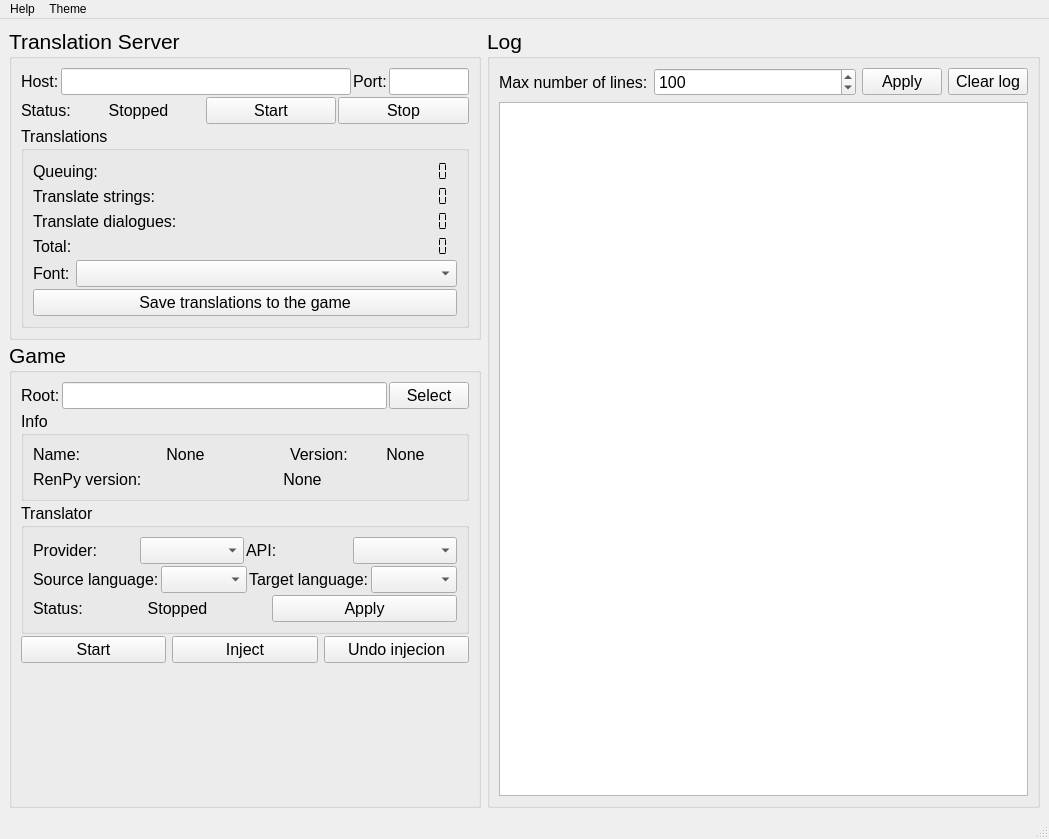
This is qt5/main.ui in abse4411/projz_renpy_translation as Qt 5 draws it before an edit. The edited form follows.
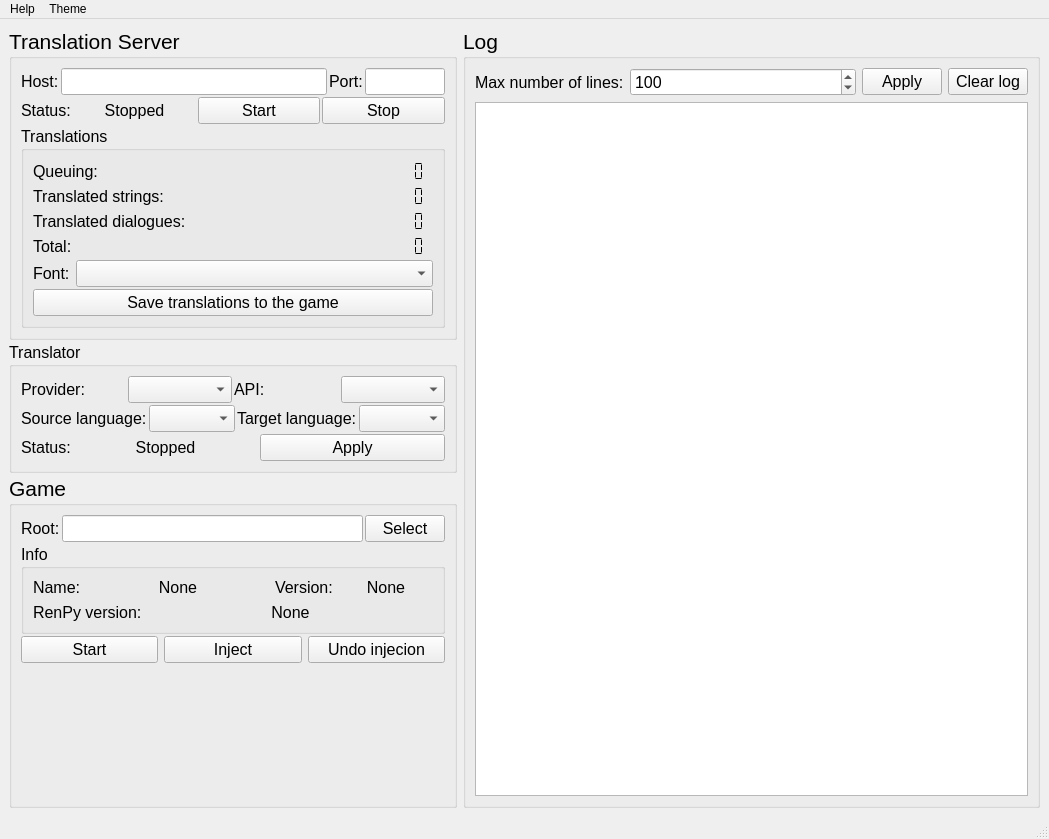
This is the edited form. Icons and pictures are not drawn.

Commit message: 翻译功能改进

Patch:
```diff
--- a/qt5/main.ui
+++ b/qt5/main.ui
@@ -261,7 +261,7 @@
                     <item>
                      <widget class="QLabel" name="label_11">
                       <property name="text">
-                       <string>Translate strings:</string>
+                       <string>Translated strings:</string>
                       </property>
                      </widget>
                     </item>
@@ -310,7 +310,7 @@
                     <item>
                      <widget class="QLabel" name="label_12">
                       <property name="text">
-                       <string>Translate dialogues:</string>
+                       <string>Translated dialogues:</string>
                       </property>
                      </widget>
                     </item>
@@ -462,6 +462,160 @@
           </layout>
          </widget>
         </item>
+        <item>
+         <widget class="QGroupBox" name="groupBox">
+          <property name="font">
+           <font>
+            <pointsize>12</pointsize>
+           </font>
+          </property>
+          <property name="title">
+           <string>Translator</string>
+          </property>
+          <layout class="QGridLayout" name="gridLayout_5">
+           <item row="0" column="0">
+            <layout class="QVBoxLayout" name="verticalLayout_2">
+             <property name="spacing">
+              <number>2</number>
+             </property>
+             <property name="sizeConstraint">
+              <enum>QLayout::SetDefaultConstraint</enum>
+             </property>
+             <item>
+              <layout class="QHBoxLayout" name="horizontalLayout_3">
+               <item>
+                <widget class="QLabel" name="label_5">
+                 <property name="font">
+                  <font>
+                   <pointsize>12</pointsize>
+                  </font>
+                 </property>
+                 <property name="text">
+                  <string>Provider:</string>
+                 </property>
+                </widget>
+               </item>
+               <item>
+                <widget class="QComboBox" name="translator_combobox">
+                 <property name="font">
+                  <font>
+                   <pointsize>12</pointsize>
+                  </font>
+                 </property>
+                </widget>
+               </item>
+               <item>
+                <widget class="QLabel" name="label_17">
+                 <property name="text">
+                  <string>API:</string>
+                 </property>
+                </widget>
+               </item>
+               <item>
+                <widget class="QComboBox" name="api_combobox"/>
+               </item>
+              </layout>
+             </item>
+             <item>
+              <layout class="QHBoxLayout" name="horizontalLayout_4">
+               <item>
+                <widget class="QLabel" name="label_7">
+                 <property name="font">
+                  <font>
+                   <pointsize>12</pointsize>
+                  </font>
+                 </property>
+                 <property name="text">
+                  <string>Source language:</string>
+                 </property>
+                </widget>
+               </item>
+               <item>
+                <widget class="QComboBox" name="sourcelang_combobox">
+                 <property name="font">
+                  <font>
+                   <pointsize>12</pointsize>
+                  </font>
+                 </property>
+                </widget>
+               </item>
+               <item>
+                <widget class="QLabel" name="label_6">
+                 <property name="font">
+                  <font>
+                   <pointsize>12</pointsize>
+                  </font>
+                 </property>
+                 <property name="text">
+                  <string>Target language:</string>
+                 </property>
+                </widget>
+               </item>
+               <item>
+                <widget class="QComboBox" name="targetlang_combobox">
+                 <property name="font">
+                  <font>
+                   <pointsize>12</pointsize>
+                  </font>
+                 </property>
+                </widget>
+               </item>
+              </layout>
+             </item>
+             <item>
+              <layout class="QHBoxLayout" name="horizontalLayout_16">
+               <item>
+                <widget class="QLabel" name="label">
+                 <property name="sizePolicy">
+                  <sizepolicy hsizetype="Fixed" vsizetype="Preferred">
+                   <horstretch>0</horstretch>
+                   <verstretch>0</verstretch>
+                  </sizepolicy>
+                 </property>
+                 <property name="font">
+                  <font>
+                   <pointsize>12</pointsize>
+                  </font>
+                 </property>
+                 <property name="text">
+                  <string>Status:</string>
+                 </property>
+                </widget>
+               </item>
+               <item>
+                <widget class="QLabel" name="translatorstatus_text">
+                 <property name="font">
+                  <font>
+                   <pointsize>12</pointsize>
+                  </font>
+                 </property>
+                 <property name="text">
+                  <string>Stopped</string>
+                 </property>
+                 <property name="alignment">
+                  <set>Qt::AlignCenter</set>
+                 </property>
+                </widget>
+               </item>
+               <item>
+                <widget class="QPushButton" name="translatorapply_button">
+                 <property name="font">
+                  <font>
+                   <pointsize>12</pointsize>
+                  </font>
+                 </property>
+                 <property name="text">
+                  <string>Apply</string>
+                 </property>
+                </widget>
+               </item>
+              </layout>
+             </item>
+            </layout>
+           </item>
+          </layout>
+         </widget>
+        </item>
         <item>
          <widget class="QGroupBox" name="groupBox_2">
           <property name="font">
@@ -474,7 +628,7 @@
           </property>
           <layout class="QGridLayout" name="gridLayout_8">
            <item row="0" column="0">
-            <layout class="QVBoxLayout" name="verticalLayout_3" stretch="0,0,0,0,0">
+            <layout class="QVBoxLayout" name="verticalLayout_3" stretch="0,0,0,0">
              <property name="spacing">
               <number>2</number>
              </property>
@@ -659,160 +813,6 @@
                </layout>
               </widget>
              </item>
-             <item>
-              <widget class="QGroupBox" name="groupBox">
-               <property name="font">
-                <font>
-                 <pointsize>12</pointsize>
-                </font>
-               </property>
-               <property name="title">
-                <string>Translator</string>
-               </property>
-               <layout class="QGridLayout" name="gridLayout_5">
-                <item row="0" column="0">
-                 <layout class="QVBoxLayout" name="verticalLayout_2">
-                  <property name="spacing">
-                   <number>2</number>
-                  </property>
-                  <property name="sizeConstraint">
-                   <enum>QLayout::SetDefaultConstraint</enum>
-                  </property>
-                  <item>
-                   <layout class="QHBoxLayout" name="horizontalLayout_3">
-                    <item>
-                     <widget class="QLabel" name="label_5">
-                      <property name="font">
-                       <font>
-                        <pointsize>12</pointsize>
-                       </font>
-                      </property>
-                      <property name="text">
-                       <string>Provider:</string>
-                      </property>
-                     </widget>
-                    </item>
-                    <item>
-                     <widget class="QComboBox" name="translator_combobox">
-                      <property name="font">
-                       <font>
-                        <pointsize>12</pointsize>
-                       </font>
-                      </property>
-                     </widget>
-                    </item>
-                    <item>
-                     <widget class="QLabel" name="label_17">
-                      <property name="text">
-                       <string>API:</string>
-                      </property>
-                     </widget>
-                    </item>
-                    <item>
-                     <widget class="QComboBox" name="api_combobox"/>
-                    </item>
-                   </layout>
-                  </item>
-                  <item>
-                   <layout class="QHBoxLayout" name="horizontalLayout_4">
-                    <item>
-                     <widget class="QLabel" name="label_7">
-                      <property name="font">
-                       <font>
-                        <pointsize>12</pointsize>
-                       </font>
-                      </property>
-                      <property name="text">
-                       <string>Source language:</string>
-                      </property>
-                     </widget>
-                    </item>
-                    <item>
-                     <widget class="QComboBox" name="sourcelang_combobox">
-                      <property name="font">
-                       <font>
-                        <pointsize>12</pointsize>
-                       </font>
-                      </property>
-                     </widget>
-                    </item>
-                    <item>
-                     <widget class="QLabel" name="label_6">
-                      <property name="font">
-                       <font>
-                        <pointsize>12</pointsize>
-                       </font>
-                      </property>
-                      <property name="text">
-                       <string>Target language:</string>
-                      </property>
-                     </widget>
-                    </item>
-                    <item>
-                     <widget class="QComboBox" name="targetlang_combobox">
-                      <property name="font">
-                       <font>
-                        <pointsize>12</pointsize>
-                       </font>
-                      </property>
-                     </widget>
-                    </item>
-                   </layout>
-                  </item>
-                  <item>
-                   <layout class="QHBoxLayout" name="horizontalLayout_16">
-                    <item>
-                     <widget class="QLabel" name="label">
-                      <property name="sizePolicy">
-                       <sizepolicy hsizetype="Fixed" vsizetype="Preferred">
-                        <horstretch>0</horstretch>
-                        <verstretch>0</verstretch>
-                       </sizepolicy>
-                      </property>
-                      <property name="font">
-                       <font>
-                        <pointsize>12</pointsize>
-                       </font>
-                      </property>
-                      <property name="text">
-                       <string>Status:</string>
-                      </property>
-                     </widget>
-                    </item>
-                    <item>
-                     <widget class="QLabel" name="translatorstatus_text">
-                      <property name="font">
-                       <font>
-                        <pointsize>12</pointsize>
-                       </font>
-                      </property>
-                      <property name="text">
-                       <string>Stopped</string>
-                      </property>
-                      <property name="alignment">
-                       <set>Qt::AlignCenter</set>
-                      </property>
-                     </widget>
-                    </item>
-                    <item>
-                     <widget class="QPushButton" name="translatorapply_button">
-                      <property name="font">
-                       <font>
-                        <pointsize>12</pointsize>
-                       </font>
-                      </property>
-                      <property name="text">
-                       <string>Apply</string>
-                      </property>
-                     </widget>
-                    </item>
-                   </layout>
-                  </item>
-                 </layout>
-                </item>
-               </layout>
-              </widget>
-             </item>
              <item>
               <layout class="QHBoxLayout" name="horizontalLayout_8">
                <property name="spacing">
```
The commit also changes 2 other files.
